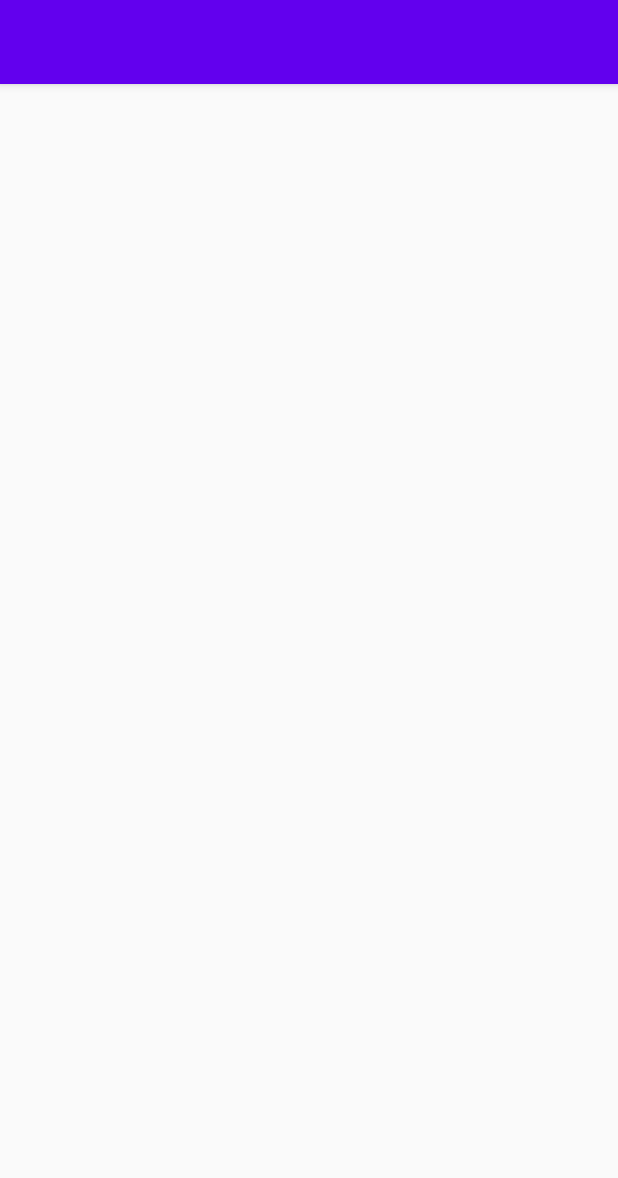
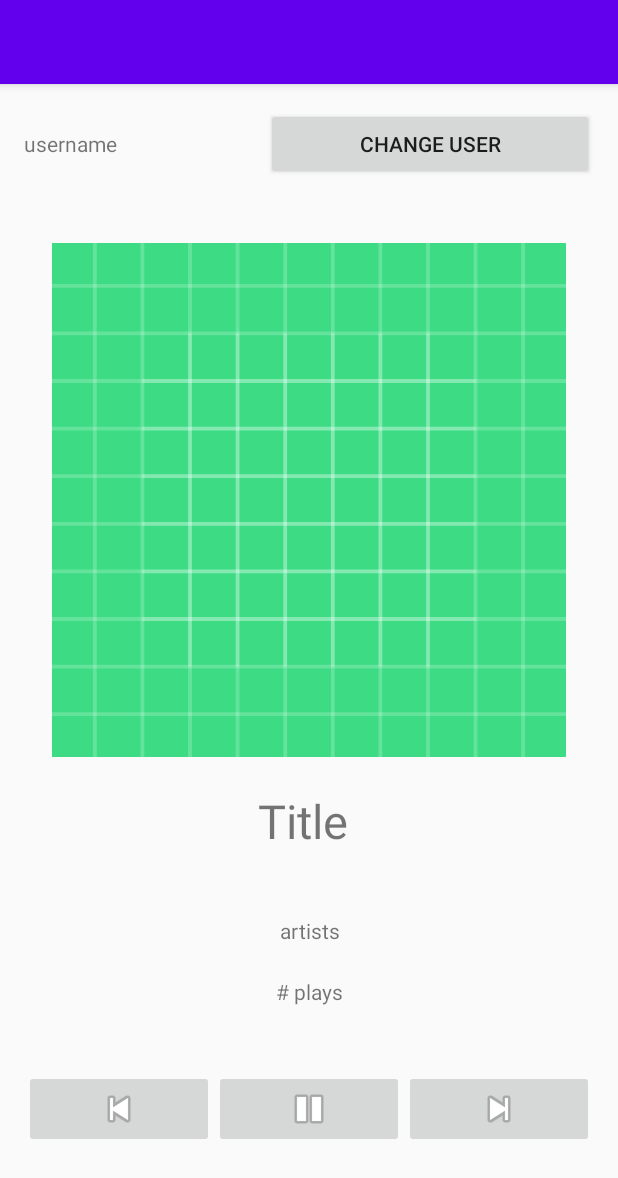
Before and after one commit to xuan-yang0506/Dotify, an Android app: the screen it shows after launch (MainActivity), on a phone screen of 412 x 824 dp. Shown: the top 1178 px of the screen. Run offline under Robolectric (Android 15) with nearby library versions, the phone set to English and light mode, and no system bars.

Commit message:
basic GUI implemented

```diff
--- a/app/src/main/res/layout/activity_main.xml
+++ b/app/src/main/res/layout/activity_main.xml
@@ -79,6 +79,7 @@
         <ImageButton
             android:id="@+id/imageButton2"
             android:layout_height="wrap_content"
+            android:layout_width="wrap_content"
             android:layout_weight="1"
             app:srcCompat="@android:drawable/ic_media_previous" />
 
@@ -86,12 +87,14 @@
             android:id="@+id/imageButton3"
             android:layout_height="wrap_content"
             android:layout_weight="1"
+            android:layout_width="wrap_content"
             app:srcCompat="@android:drawable/ic_media_pause" />
 
         <ImageButton
             android:id="@+id/imageButton4"
             android:layout_height="wrap_content"
             android:layout_weight="1"
+            android:layout_width="wrap_content"
             app:srcCompat="@android:drawable/ic_media_next" />
     </LinearLayout>
 
```
